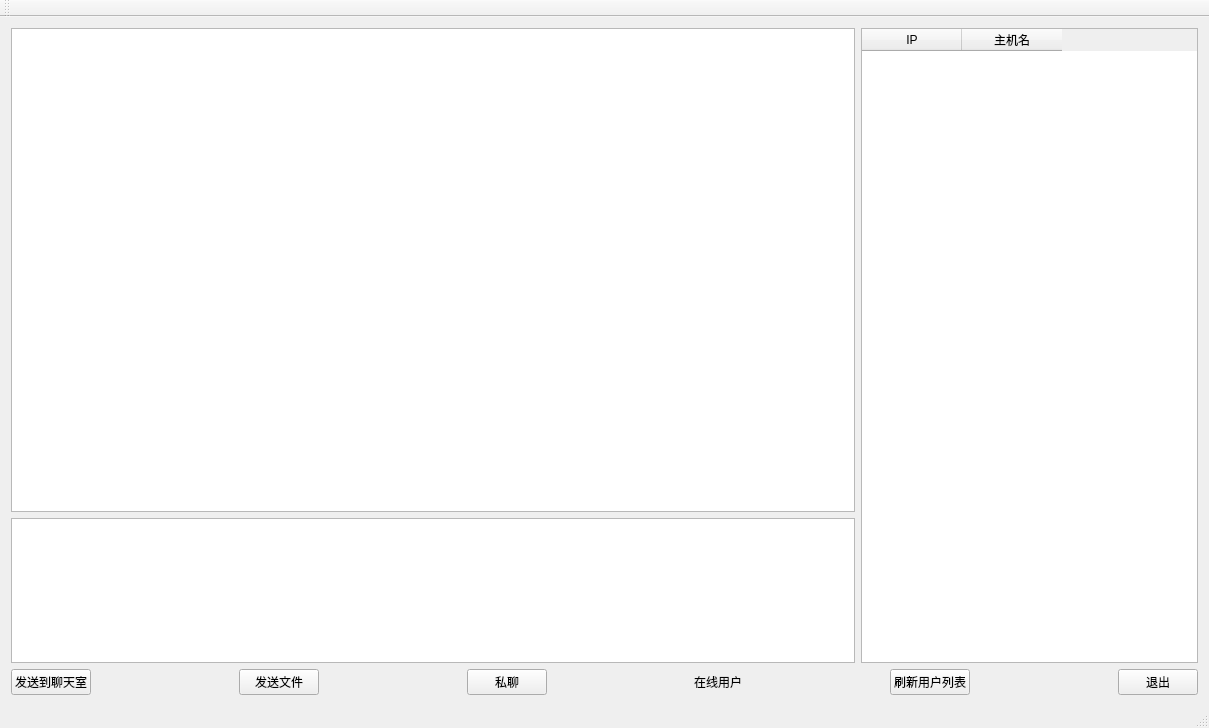
denglfs/Chat, file iChat/mainwindow.ui: the form before one commit.
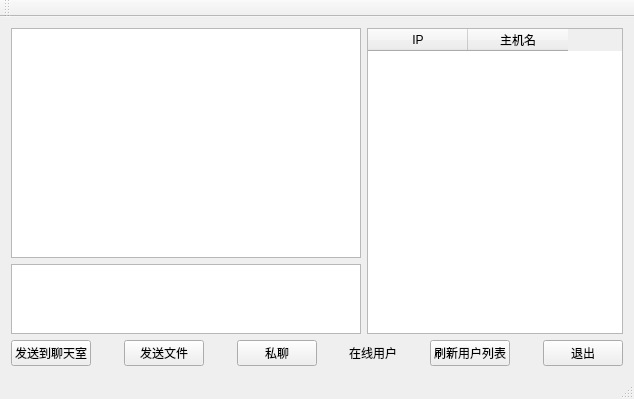
The form after the commit.

```diff
--- a/iChat/mainwindow.ui
+++ b/iChat/mainwindow.ui
@@ -6,8 +6,8 @@
    <rect>
     <x>0</x>
     <y>0</y>
-    <width>1209</width>
-    <height>728</height>
+    <width>634</width>
+    <height>399</height>
    </rect>
   </property>
   <property name="baseSize">
@@ -43,6 +43,21 @@
       </item>
       <item>
        <widget class="QTableWidget" name="userTableWidget">
+        <property name="enabled">
+         <bool>true</bool>
+        </property>
+        <property name="sizePolicy">
+         <sizepolicy hsizetype="Minimum" vsizetype="Expanding">
+          <horstretch>0</horstretch>
+          <verstretch>0</verstretch>
+         </sizepolicy>
+        </property>
+        <property name="layoutDirection">
+         <enum>Qt::LeftToRight</enum>
+        </property>
+        <property name="autoFillBackground">
+         <bool>true</bool>
+        </property>
         <property name="editTriggers">
          <set>QAbstractItemView::NoEditTriggers</set>
         </property>
```
Left out of the diff: 8 changed lines with no effect on the pictures.
